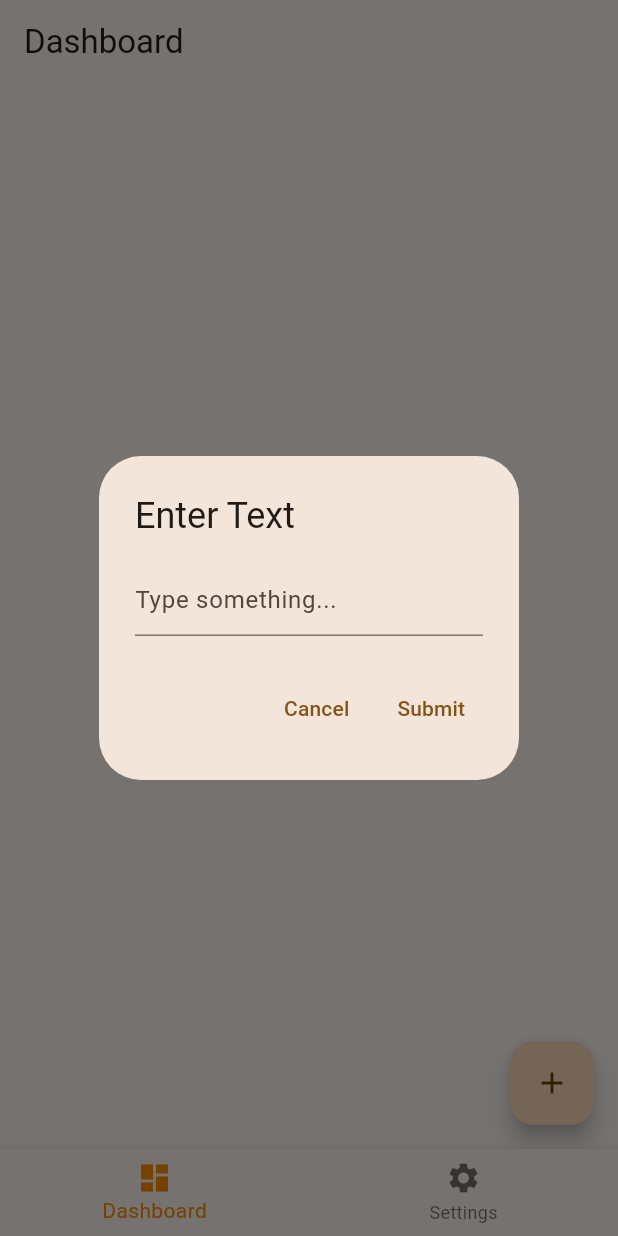
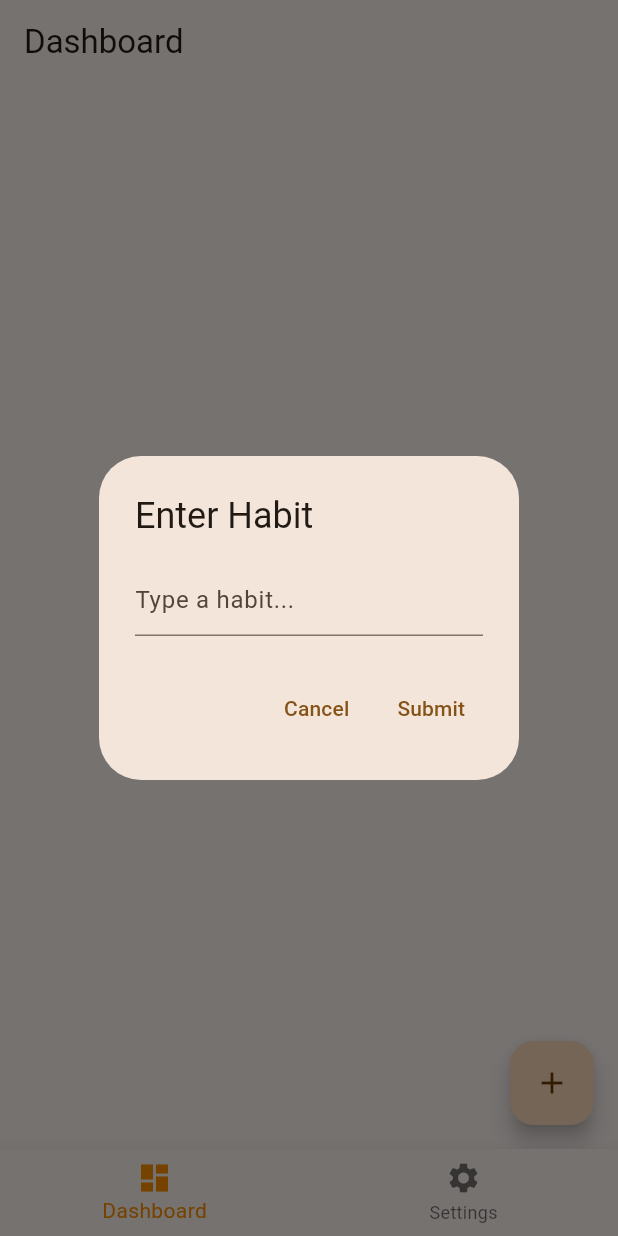
Before and after one commit to anthonynmh/habit_tracker_app, a Flutter app: the screen it shows after launch, after a tap on the "add" icon, on a phone screen of 412 x 824 dp. Run offline on Flutter 3.47's test engine with Material 3 defaults, Android fonts, the phone set to English and light mode, and no system bars.

Commit message:
Refactored and abstracted

```diff
--- /dev/null
+++ b/lib/dashboard_page.dart
@@ -0,0 +1,37 @@
+import 'package:flutter/material.dart';
+import 'package:habit_tracker_app/habit_list_page.dart';
+import 'package:habit_tracker_app/input_dialog.dart';
+
+class DashboardPage extends StatefulWidget {
+  const DashboardPage({
+    super.key,
+  });
+
+  @override
+  State<DashboardPage> createState() => _DashboardPageState();
+}
+
+class _DashboardPageState extends State<DashboardPage> {
+  final habitsList = <String>[];
+
+  void _addHabit(String habit) {
+    setState(() {
+      habitsList.add(habit);
+    });
+  }
+
+  @override
+  Widget build(BuildContext context) {
+    return Scaffold(
+      body: HabitList(habitsList: habitsList),
+      floatingActionButton: FloatingActionButton(
+        // onPressed: () => _showInputDialog(),
+        onPressed: () async {
+          String? habit = await showHabitInputDialog(context, habitsList);
+          if (habit != null) _addHabit(habit);
+        },
+        child: Icon(Icons.add),
+      ),
+    );
+  }
+}
--- /dev/null
+++ b/lib/habit_list_page.dart
@@ -0,0 +1,29 @@
+import 'package:flutter/material.dart';
+
+class HabitList extends StatelessWidget {
+  final List<String> habitsList;
+
+  const HabitList({super.key, required this.habitsList});
+
+  @override
+  Widget build(BuildContext context, ) {
+    return habitsList.isEmpty
+      ? Center(
+          child: Text(
+            "No habits added yet.",
+            style: TextStyle(fontSize: 16, color: Colors.grey),
+          ),
+        )
+      : ListView.builder(
+          itemCount: habitsList.length,
+          itemBuilder: (context, index) {
+            return Container(
+              height: 50,
+              child: Center(
+                child: Text(habitsList[index]),
+              ),
+            );
+          },
+        );
+  }
+}
--- /dev/null
+++ b/lib/input_dialog.dart
@@ -0,0 +1,54 @@
+import 'package:flutter/material.dart';
+
+Future<String?> showHabitInputDialog(BuildContext context, List<String> habitsList) async {
+  TextEditingController textController = TextEditingController();
+  String? errorMessage;
+
+  return showDialog<String>(
+    context: context,
+    builder: (BuildContext context) {
+      return StatefulBuilder( // Allows the dialog to rebuild when errorMessage changes
+        builder: (context, setState) {
+          return AlertDialog(
+            title: const Text("Enter Habit"),
+            content: Column(
+              mainAxisSize: MainAxisSize.min,
+              children: [
+                TextField(
+                  controller: textController,
+                  decoration: InputDecoration(
+                    hintText: "Type a habit...",
+                    errorText: errorMessage, // Shows validation error
+                  ),
+                ),
+              ],
+            ),
+            actions: [
+              TextButton(
+                onPressed: () => Navigator.of(context).pop(), // Close dialog
+                child: const Text("Cancel"),
+              ),
+              TextButton(
+                onPressed: () {
+                  String userInput = textController.text.trim();
+
+                  if (userInput.isEmpty) {
+                    setState(() => errorMessage = "Habit cannot be empty!");
+                    return;
+                  }
+                  if (habitsList.contains(userInput)) {
+                    setState(() => errorMessage = "This habit already exists!");
+                    return;
+                  }
+
+                  Navigator.of(context).pop(userInput); // Return valid input
+                },
+                child: const Text("Submit"),
+              ),
+            ],
+          );
+        },
+      );
+    },
+  );
+}
--- a/lib/main.dart
+++ b/lib/main.dart
@@ -1,4 +1,5 @@
 import 'package:flutter/material.dart';
+import 'package:habit_tracker_app/my_home_page.dart';
 
 void main() {
   runApp(const MyApp());
@@ -19,155 +20,3 @@ class MyApp extends StatelessWidget {
     );
   }
 }
-
-class MyHomePage extends StatefulWidget {
-  const MyHomePage({super.key, required this.title});
-
-  // This widget is the home page of your application. It is stateful, meaning
-  // that it has a State object (defined below) that contains fields that affect
-  // how it looks.
-
-  // This class is the configuration for the state. It holds the values (in this
-  // case the title) provided by the parent (in this case the App widget) and
-  // used by the build method of the State. Fields in a Widget subclass are
-  // always marked "final".
-
-  final String title;
-
-  @override
-  State<MyHomePage> createState() => _MyHomePageState();
-}
-
-class _MyHomePageState extends State<MyHomePage> {
-  int _selectedIndex = 0;
-  static const TextStyle optionStyle = TextStyle(fontSize: 30, fontWeight: FontWeight.bold);
-  static const List<Widget> _widgetOptions = <Widget>[
-    DashboardPage(),
-    Placeholder(),
-  ];
-
-  void _onItemTapped(int index) {
-    setState(() {
-      _selectedIndex = index;
-    });
-  }
-
-  @override
-  Widget build(BuildContext context) {
-    return Scaffold(
-      appBar: AppBar(title: const Text('Dashboard')),
-      body: Center(child: _widgetOptions.elementAt(_selectedIndex)),
-      bottomNavigationBar: BottomNavigationBar(
-        items: const <BottomNavigationBarItem>[
-          BottomNavigationBarItem(icon: Icon(Icons.dashboard), label: 'Dashboard'),
-          BottomNavigationBarItem(icon: Icon(Icons.settings), label: 'Settings'),
-        ],
-        currentIndex: _selectedIndex,
-        selectedItemColor: Colors.amber[800],
-        onTap: _onItemTapped,
-      ),
-    );
-  }
-}
-
-class DashboardPage extends StatefulWidget {
-  const DashboardPage({
-    super.key,
-  });
-
-  @override
-  State<DashboardPage> createState() => _DashboardPageState();
-}
-
-class _DashboardPageState extends State<DashboardPage> {
-  var habitsList = <String>[];
-
-  void _showInputDialog() {
-    TextEditingController textController = TextEditingController();
-
-    showDialog(
-      context: context,
-      builder: (BuildContext context) {
-        return AlertDialog(
-          title: Text("Enter Text"),
-          content: TextField(
-            controller: textController,
-            decoration: InputDecoration(hintText: "Type something..."),
-          ),
-          actions: [
-            TextButton(
-              onPressed: () {
-                Navigator.of(context).pop(); // Close input dialog
-              },
-              child: Text("Cancel"),
-            ),
-            TextButton(
-              onPressed: () {
-                String userInput = textController.text.trim(); // Trim input
-
-                if (userInput.isEmpty) return; // Ignore empty input
-
-                if (habitsList.contains(userInput)) {
-                  Navigator.of(context).pop(); // Close input dialog first
-
-                  // Show duplicate habit warning
-                  showDialog(
-                    context: context,
-                    builder: (BuildContext context) {
-                      return AlertDialog(
-                        title: Text("Duplicate Habit"),
-                        content: Text("This habit already exists!"),
-                        actions: [
-                          TextButton(
-                            onPressed: () {
-                              Navigator.of(context).pop(); // Close warning
-                            },
-                            child: Text("OK"),
-                          ),
-                        ],
-                      );
-                    },
-                  );
-                } else {
-                  setState(() {
-                    habitsList.add(userInput);
-                  });
-                  Navigator.of(context).pop(); // Close input dialog after adding
-                }
-              },
-              child: Text("Submit"),
-            ),
-          ],
-        );
-      },
-    );
-  }
-
-  @override
-  Widget build(BuildContext context) {
-    return Scaffold(
-      body: habitsList.isEmpty
-          ? Center(
-              child: Text(
-                "No habits added yet.",
-                style: TextStyle(fontSize: 16, color: Colors.grey),
-              ),
-            )
-          : ListView.builder(
-              itemCount: habitsList.length,
-              itemBuilder: (context, index) {
-                return Container(
-                  height: 50,
-                  child: Center(
-                    child: Text(habitsList[index]),
-                  ),
-                );
-              },
-            ),
-      floatingActionButton: FloatingActionButton(
-        onPressed: () => _showInputDialog(),
-        child: Icon(Icons.add), // Make sure there's an icon or text inside
-      ),
-    );
-  }
-}
--- /dev/null
+++ b/lib/my_home_page.dart
@@ -0,0 +1,52 @@
+import 'package:flutter/material.dart';
+import 'package:habit_tracker_app/dashboard_page.dart';
+
+class MyHomePage extends StatefulWidget {
+  const MyHomePage({super.key, required this.title});
+
+  // This widget is the home page of your application. It is stateful, meaning
+  // that it has a State object (defined below) that contains fields that affect
+  // how it looks.
+
+  // This class is the configuration for the state. It holds the values (in this
+  // case the title) provided by the parent (in this case the App widget) and
+  // used by the build method of the State. Fields in a Widget subclass are
+  // always marked "final".
+
+  final String title;
+
+  @override
+  State<MyHomePage> createState() => _MyHomePageState();
+}
+
+class _MyHomePageState extends State<MyHomePage> {
+  int _selectedIndex = 0;
+  static const TextStyle optionStyle = TextStyle(fontSize: 30, fontWeight: FontWeight.bold);
+  static const List<Widget> _widgetOptions = <Widget>[
+    DashboardPage(),
+    Placeholder(),
+  ];
+
+  void _onItemTapped(int index) {
+    setState(() {
+      _selectedIndex = index;
+    });
+  }
+
+  @override
+  Widget build(BuildContext context) {
+    return Scaffold(
+      appBar: AppBar(title: const Text('Dashboard')),
+      body: Center(child: _widgetOptions.elementAt(_selectedIndex)),
+      bottomNavigationBar: BottomNavigationBar(
+        items: const <BottomNavigationBarItem>[
+          BottomNavigationBarItem(icon: Icon(Icons.dashboard), label: 'Dashboard'),
+          BottomNavigationBarItem(icon: Icon(Icons.settings), label: 'Settings'),
+        ],
+        currentIndex: _selectedIndex,
+        selectedItemColor: Colors.amber[800],
+        onTap: _onItemTapped,
+      ),
+    );
+  }
+}
```
